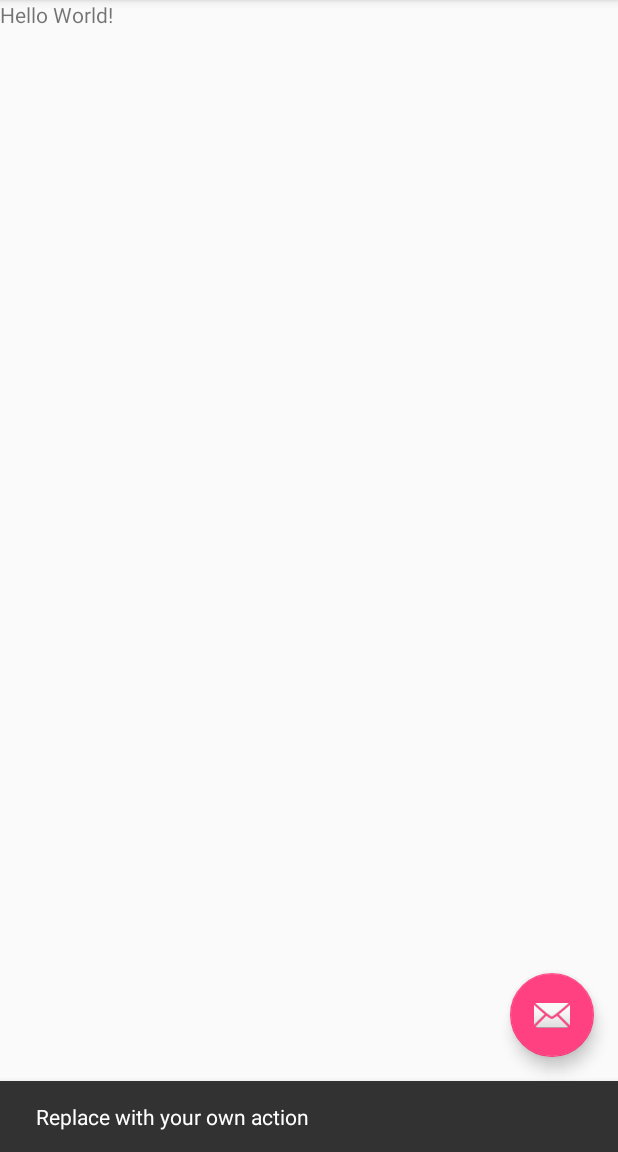
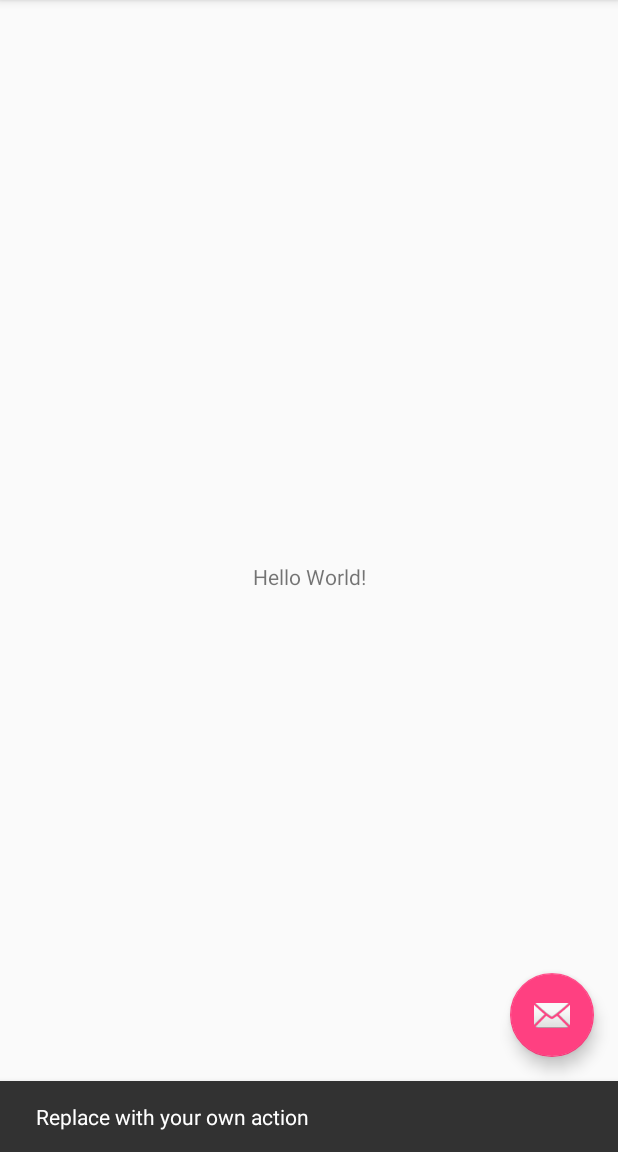
Before and after one commit to tosshaan/TestProject, an Android app: the screen it shows after launch (MainActivity), after a tap on an icon or button, on a phone screen of 412 x 824 dp, the part 84-1236 px from its top. Run offline under Robolectric (Android 15) with nearby library versions, the phone set to English and light mode, and no system bars.

Commit message:
Revert "Linear Layout"
This reverts commit e7e8a5408fb67ca8e74fb841dfe297642da405c6.

```diff
--- a/app/src/main/res/layout/content_main.xml
+++ b/app/src/main/res/layout/content_main.xml
@@ -1,5 +1,5 @@
 <?xml version="1.0" encoding="utf-8"?>
-<LinearLayout xmlns:android="http://schemas.android.com/apk/res/android"
+<android.support.constraint.ConstraintLayout xmlns:android="http://schemas.android.com/apk/res/android"
     xmlns:app="http://schemas.android.com/apk/res-auto"
     xmlns:tools="http://schemas.android.com/tools"
     android:layout_width="match_parent"
@@ -17,4 +17,4 @@
         app:layout_constraintRight_toRightOf="parent"
         app:layout_constraintTop_toTopOf="parent" />
 
-</LinearLayout>
+</android.support.constraint.ConstraintLayout>
```
